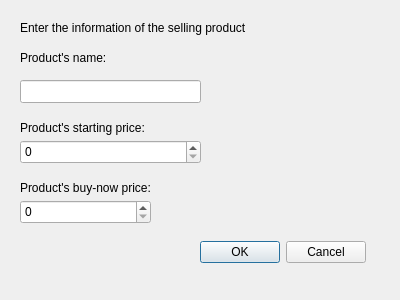
The window that AuctionClient/createroomdialog.ui (nhatsonle/LAN_BiddingSystem) describes before a commit, drawn with Qt 5.
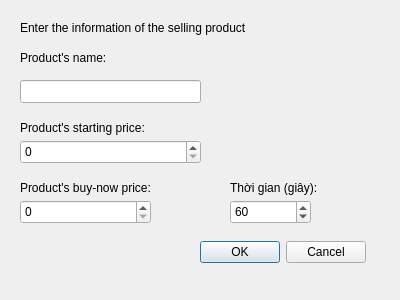
The same window after the commit.

```diff
--- a/AuctionClient/createroomdialog.ui
+++ b/AuctionClient/createroomdialog.ui
@@ -108,6 +108,38 @@
     <string>Product's buy-now price:</string>
    </property>
   </widget>
+  <widget class="QSpinBox" name="spinDuration">
+   <property name="geometry">
+    <rect>
+     <x>230</x>
+     <y>200</y>
+     <width>81</width>
+     <height>24</height>
+    </rect>
+   </property>
+   <property name="minimum">
+    <number>10</number>
+   </property>
+   <property name="maximum">
+    <number>3600</number>
+   </property>
+   <property name="value">
+    <number>60</number>
+   </property>
+  </widget>
+  <widget class="QLabel" name="productStartingPrice_3">
+   <property name="geometry">
+    <rect>
+     <x>230</x>
+     <y>180</y>
+     <width>151</width>
+     <height>16</height>
+    </rect>
+   </property>
+   <property name="text">
+    <string>Thời gian (giây):</string>
+   </property>
+  </widget>
  </widget>
  <resources/>
  <connections/>
```
